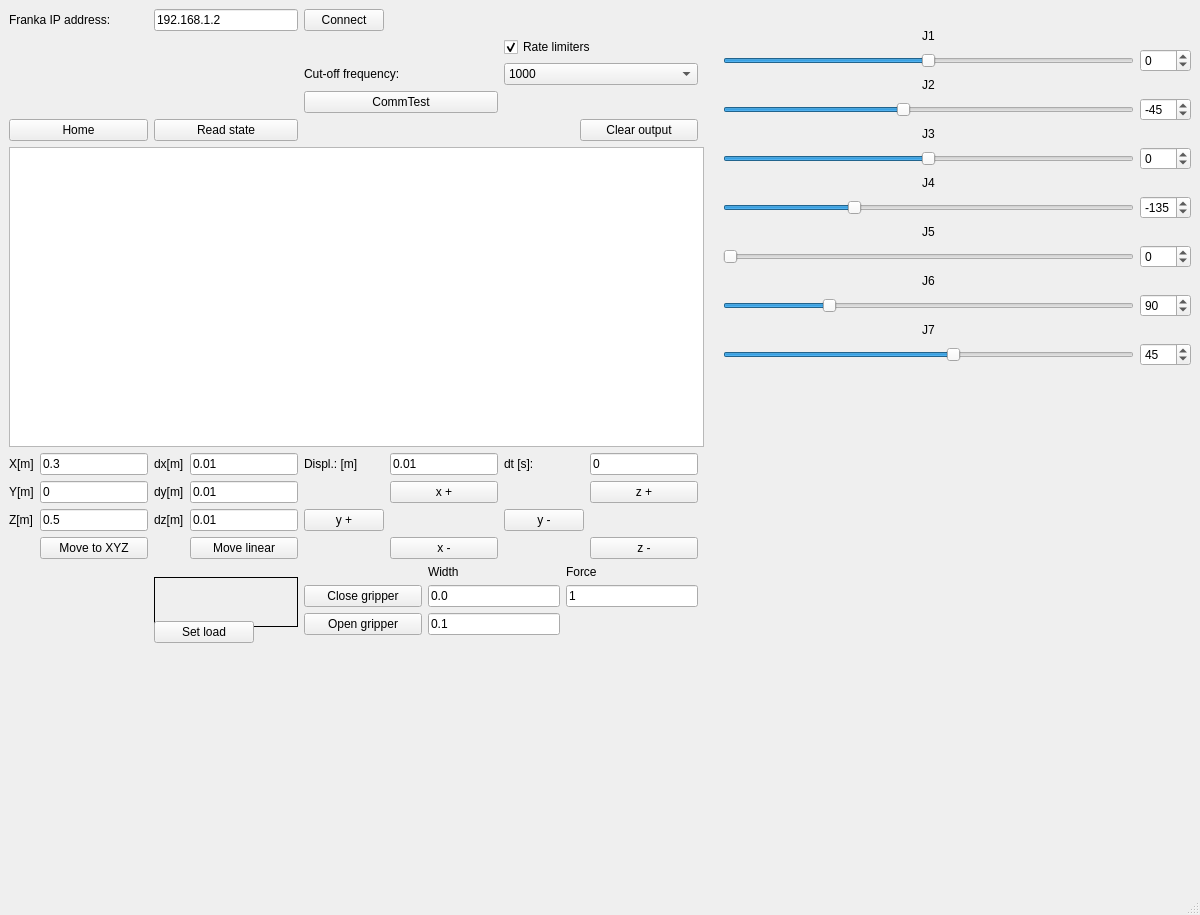
k61n/libjcnsfranka, file demo/mainwindow.ui: the form before one commit.
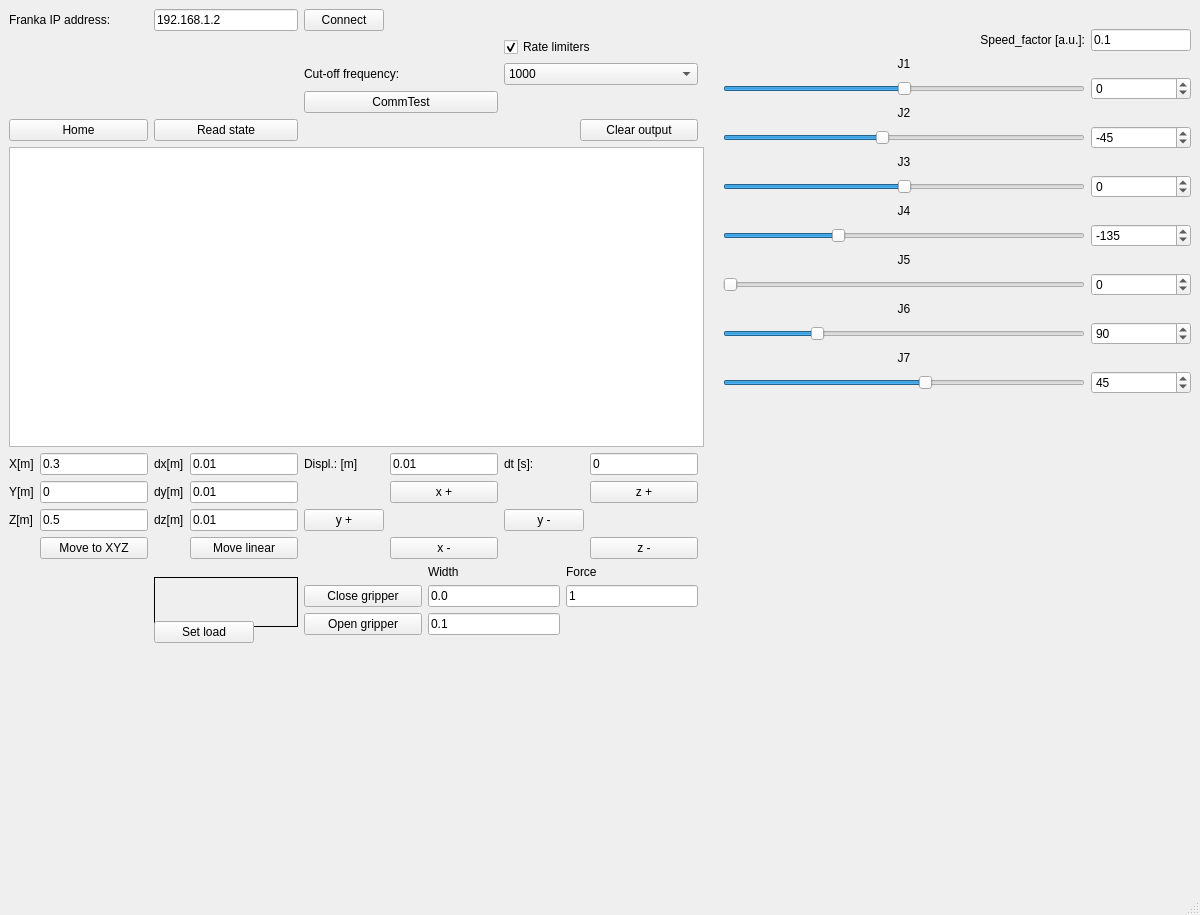
The form after the commit. Icons and pictures are not drawn.

Commit message: move_joints() accepts speed_factor argument

Patch:
```diff
--- a/demo/mainwindow.ui
+++ b/demo/mainwindow.ui
@@ -17,65 +17,7 @@
    <layout class="QGridLayout" name="gridLayout_2">
     <item row="1" column="2">
      <layout class="QGridLayout" name="gridLayout">
-      <item row="9" column="0">
-       <widget class="QLabel" name="j5Label">
-        <property name="text">
-         <string>J5</string>
-        </property>
-        <property name="alignment">
-         <set>Qt::AlignCenter</set>
-        </property>
-       </widget>
-      </item>
-      <item row="4" column="1">
-       <widget class="QSpinBox" name="j2Box">
-        <property name="minimum">
-         <number>-360</number>
-        </property>
-        <property name="maximum">
-         <number>360</number>
-        </property>
-        <property name="value">
-         <number>-45</number>
-        </property>
-       </widget>
-      </item>
-      <item row="0" column="0" colspan="2">
-       <widget class="QLabel" name="pandaLabel">
-        <property name="frameShape">
-         <enum>QFrame::NoFrame</enum>
-        </property>
-        <property name="text">
-         <string/>
-        </property>
-        <property name="pixmap">
-         <pixmap resource="res.qrc">:/images/resources/panda_joints.png</pixmap>
-        </property>
-        <property name="scaledContents">
-         <bool>false</bool>
-        </property>
-        <property name="alignment">
-         <set>Qt::AlignCenter</set>
-        </property>
-       </widget>
-      </item>
-      <item row="4" column="0">
-       <widget class="QSlider" name="j2Slider">
-        <property name="minimum">
-         <number>-360</number>
-        </property>
-        <property name="maximum">
-         <number>360</number>
-        </property>
-        <property name="value">
-         <number>-45</number>
-        </property>
-        <property name="orientation">
-         <enum>Qt::Horizontal</enum>
-        </property>
-       </widget>
-      </item>
-      <item row="1" column="0">
+      <item row="2" column="0">
        <widget class="QLabel" name="j1Label">
         <property name="text">
          <string>J1</string>
@@ -85,17 +27,114 @@
         </property>
        </widget>
       </item>
-      <item row="10" column="1">
-       <widget class="QSpinBox" name="j5Box">
+      <item row="15" column="0">
+       <widget class="QSlider" name="j7Slider">
         <property name="minimum">
          <number>-360</number>
         </property>
         <property name="maximum">
          <number>360</number>
         </property>
+        <property name="value">
+         <number>45</number>
+        </property>
+        <property name="orientation">
+         <enum>Qt::Horizontal</enum>
+        </property>
        </widget>
       </item>
       <item row="7" column="0">
+       <widget class="QSlider" name="j3Slider">
+        <property name="minimum">
+         <number>-360</number>
+        </property>
+        <property name="maximum">
+         <number>360</number>
+        </property>
+        <property name="orientation">
+         <enum>Qt::Horizontal</enum>
+        </property>
+       </widget>
+      </item>
+      <item row="5" column="1">
+       <widget class="QSpinBox" name="j2Box">
+        <property name="minimum">
+         <number>-360</number>
+        </property>
+        <property name="maximum">
+         <number>360</number>
+        </property>
+        <property name="value">
+         <number>-45</number>
+        </property>
+       </widget>
+      </item>
+      <item row="15" column="1">
+       <widget class="QSpinBox" name="j7Box">
+        <property name="minimum">
+         <number>-360</number>
+        </property>
+        <property name="maximum">
+         <number>360</number>
+        </property>
+        <property name="stepType">
+         <enum>QAbstractSpinBox::DefaultStepType</enum>
+        </property>
+        <property name="value">
+         <number>45</number>
+        </property>
+       </widget>
+      </item>
+      <item row="4" column="0">
+       <widget class="QLabel" name="j2Label">
+        <property name="text">
+         <string>J2</string>
+        </property>
+        <property name="alignment">
+         <set>Qt::AlignCenter</set>
+        </property>
+       </widget>
+      </item>
+      <item row="16" column="0">
+       <spacer name="verticalSpacer_2">
+        <property name="orientation">
+         <enum>Qt::Vertical</enum>
+        </property>
+        <property name="sizeHint" stdset="0">
+         <size>
+          <width>20</width>
+          <height>40</height>
+         </size>
+        </property>
+       </spacer>
+      </item>
+      <item row="10" column="0">
+       <widget class="QLabel" name="j5Label">
+        <property name="text">
+         <string>J5</string>
+        </property>
+        <property name="alignment">
+         <set>Qt::AlignCenter</set>
+        </property>
+       </widget>
+      </item>
+      <item row="5" column="0">
+       <widget class="QSlider" name="j2Slider">
+        <property name="minimum">
+         <number>-360</number>
+        </property>
+        <property name="maximum">
+         <number>360</number>
+        </property>
+        <property name="value">
+         <number>-45</number>
+        </property>
+        <property name="orientation">
+         <enum>Qt::Horizontal</enum>
+        </property>
+       </widget>
+      </item>
+      <item row="8" column="0">
        <widget class="QLabel" name="j4Label">
         <property name="text">
          <string>J4</string>
@@ -105,47 +144,28 @@
         </property>
        </widget>
       </item>
-      <item row="10" column="0">
-       <widget class="QSlider" name="j5Slider">
-        <property name="maximum">
-         <number>360</number>
-        </property>
-        <property name="value">
-         <number>0</number>
-        </property>
-        <property name="orientation">
-         <enum>Qt::Horizontal</enum>
-        </property>
-       </widget>
-      </item>
-      <item row="15" column="0">
-       <spacer name="verticalSpacer_2">
-        <property name="orientation">
-         <enum>Qt::Vertical</enum>
-        </property>
-        <property name="sizeHint" stdset="0">
-         <size>
-          <width>20</width>
-          <height>40</height>
-         </size>
-        </property>
-       </spacer>
-      </item>
       <item row="12" column="0">
-       <widget class="QSlider" name="j6Slider">
+       <widget class="QLabel" name="j6Label">
+        <property name="text">
+         <string>J6</string>
+        </property>
+        <property name="alignment">
+         <set>Qt::AlignCenter</set>
+        </property>
+       </widget>
+      </item>
+      <item row="3" column="1">
+       <widget class="QSpinBox" name="j1Box">
+        <property name="minimum">
+         <number>-360</number>
+        </property>
         <property name="maximum">
          <number>360</number>
         </property>
-        <property name="value">
-         <number>90</number>
-        </property>
-        <property name="orientation">
-         <enum>Qt::Horizontal</enum>
-        </property>
        </widget>
       </item>
-      <item row="8" column="0">
-       <widget class="QSlider" name="j4Slider">
+      <item row="9" column="1">
+       <widget class="QSpinBox" name="j4Box">
         <property name="minimum">
          <number>-360</number>
         </property>
@@ -155,12 +175,9 @@
         <property name="value">
          <number>-135</number>
         </property>
-        <property name="orientation">
-         <enum>Qt::Horizontal</enum>
-        </property>
        </widget>
       </item>
-      <item row="13" column="0">
+      <item row="14" column="0">
        <widget class="QLabel" name="j7Label">
         <property name="text">
          <string>J7</string>
@@ -170,72 +187,33 @@
         </property>
        </widget>
       </item>
+      <item row="13" column="1">
+       <widget class="QSpinBox" name="j6Box">
+        <property name="minimum">
+         <number>-360</number>
+        </property>
+        <property name="maximum">
+         <number>360</number>
+        </property>
+        <property name="value">
+         <number>90</number>
+        </property>
+       </widget>
+      </item>
       <item row="11" column="0">
-       <widget class="QLabel" name="j6Label">
-        <property name="text">
-         <string>J6</string>
-        </property>
-        <property name="alignment">
-         <set>Qt::AlignCenter</set>
-        </property>
-       </widget>
-      </item>
-      <item row="14" column="1">
-       <widget class="QSpinBox" name="j7Box">
-        <property name="minimum">
-         <number>-360</number>
-        </property>
+       <widget class="QSlider" name="j5Slider">
         <property name="maximum">
          <number>360</number>
         </property>
-        <property name="stepType">
-         <enum>QAbstractSpinBox::DefaultStepType</enum>
-        </property>
         <property name="value">
-         <number>45</number>
+         <number>0</number>
+        </property>
+        <property name="orientation">
+         <enum>Qt::Horizontal</enum>
         </property>
        </widget>
       </item>
       <item row="6" column="0">
-       <widget class="QSlider" name="j3Slider">
-        <property name="minimum">
-         <number>-360</number>
-        </property>
-        <property name="maximum">
-         <number>360</number>
-        </property>
-        <property name="orientation">
-         <enum>Qt::Horizontal</enum>
-        </property>
-       </widget>
-      </item>
-      <item row="14" column="0">
-       <widget class="QSlider" name="j7Slider">
-        <property name="minimum">
-         <number>-360</number>
-        </property>
-        <property name="maximum">
-         <number>360</number>
-        </property>
-        <property name="value">
-         <number>45</number>
-        </property>
-        <property name="orientation">
-         <enum>Qt::Horizontal</enum>
-        </property>
-       </widget>
-      </item>
-      <item row="6" column="1">
-       <widget class="QSpinBox" name="j3Box">
-        <property name="minimum">
-         <number>-360</number>
-        </property>
-        <property name="maximum">
-         <number>360</number>
-        </property>
-       </widget>
-      </item>
-      <item row="5" column="0">
        <widget class="QLabel" name="j3Label">
         <property name="text">
          <string>J3</string>
@@ -245,65 +223,110 @@
         </property>
        </widget>
       </item>
-      <item row="2" column="0">
-       <widget class="QSlider" name="j1Slider">
-        <property name="minimum">
-         <number>-360</number>
-        </property>
-        <property name="maximum">
-         <number>360</number>
-        </property>
-        <property name="orientation">
-         <enum>Qt::Horizontal</enum>
-        </property>
-       </widget>
-      </item>
-      <item row="8" column="1">
-       <widget class="QSpinBox" name="j4Box">
-        <property name="minimum">
-         <number>-360</number>
-        </property>
-        <property name="maximum">
-         <number>360</number>
-        </property>
-        <property name="value">
-         <number>-135</number>
-        </property>
-       </widget>
-      </item>
-      <item row="12" column="1">
-       <widget class="QSpinBox" name="j6Box">
-        <property name="minimum">
-         <number>-360</number>
-        </property>
-        <property name="maximum">
-         <number>360</number>
-        </property>
-        <property name="value">
-         <number>90</number>
-        </property>
-       </widget>
-      </item>
-      <item row="2" column="1">
-       <widget class="QSpinBox" name="j1Box">
-        <property name="minimum">
-         <number>-360</number>
-        </property>
-        <property name="maximum">
-         <number>360</number>
-        </property>
-       </widget>
-      </item>
       <item row="3" column="0">
-       <widget class="QLabel" name="j2Label">
+       <widget class="QSlider" name="j1Slider">
+        <property name="minimum">
+         <number>-360</number>
+        </property>
+        <property name="maximum">
+         <number>360</number>
+        </property>
+        <property name="orientation">
+         <enum>Qt::Horizontal</enum>
+        </property>
+       </widget>
+      </item>
+      <item row="13" column="0">
+       <widget class="QSlider" name="j6Slider">
+        <property name="maximum">
+         <number>360</number>
+        </property>
+        <property name="value">
+         <number>90</number>
+        </property>
+        <property name="orientation">
+         <enum>Qt::Horizontal</enum>
+        </property>
+       </widget>
+      </item>
+      <item row="11" column="1">
+       <widget class="QSpinBox" name="j5Box">
+        <property name="minimum">
+         <number>-360</number>
+        </property>
+        <property name="maximum">
+         <number>360</number>
+        </property>
+       </widget>
+      </item>
+      <item row="7" column="1">
+       <widget class="QSpinBox" name="j3Box">
+        <property name="minimum">
+         <number>-360</number>
+        </property>
+        <property name="maximum">
+         <number>360</number>
+        </property>
+       </widget>
+      </item>
+      <item row="9" column="0">
+       <widget class="QSlider" name="j4Slider">
+        <property name="minimum">
+         <number>-360</number>
+        </property>
+        <property name="maximum">
+         <number>360</number>
+        </property>
+        <property name="value">
+         <number>-135</number>
+        </property>
+        <property name="orientation">
+         <enum>Qt::Horizontal</enum>
+        </property>
+       </widget>
+      </item>
+      <item row="0" column="0" colspan="2">
+       <widget class="QLabel" name="pandaLabel">
+        <property name="frameShape">
+         <enum>QFrame::NoFrame</enum>
+        </property>
         <property name="text">
-         <string>J2</string>
+         <string/>
+        </property>
+        <property name="pixmap">
+         <pixmap resource="res.qrc">:/images/resources/panda_joints.png</pixmap>
+        </property>
+        <property name="scaledContents">
+         <bool>false</bool>
         </property>
         <property name="alignment">
          <set>Qt::AlignCenter</set>
         </property>
        </widget>
       </item>
+      <item row="1" column="1">
+       <widget class="QLineEdit" name="speedFactorLn">
+        <property name="maximumSize">
+         <size>
+          <width>100</width>
+          <height>16777215</height>
+         </size>
+        </property>
+        <property name="text">
+         <string>0.1</string>
+        </property>
+       </widget>
+      </item>
+      <item row="1" column="0">
+       <widget class="QLabel" name="label_5">
+        <property name="text">
+         <string>Speed_factor [a.u.]:</string>
+        </property>
+        <property name="alignment">
+         <set>Qt::AlignRight|Qt::AlignTrailing|Qt::AlignVCenter</set>
+        </property>
+       </widget>
+      </item>
      </layout>
     </item>
     <item row="1" column="1">
@@ -798,7 +821,7 @@
      <x>0</x>
      <y>0</y>
      <width>1200</width>
-     <height>24</height>
+     <height>22</height>
     </rect>
    </property>
   </widget>
```
The commit also changes 6 other files.
